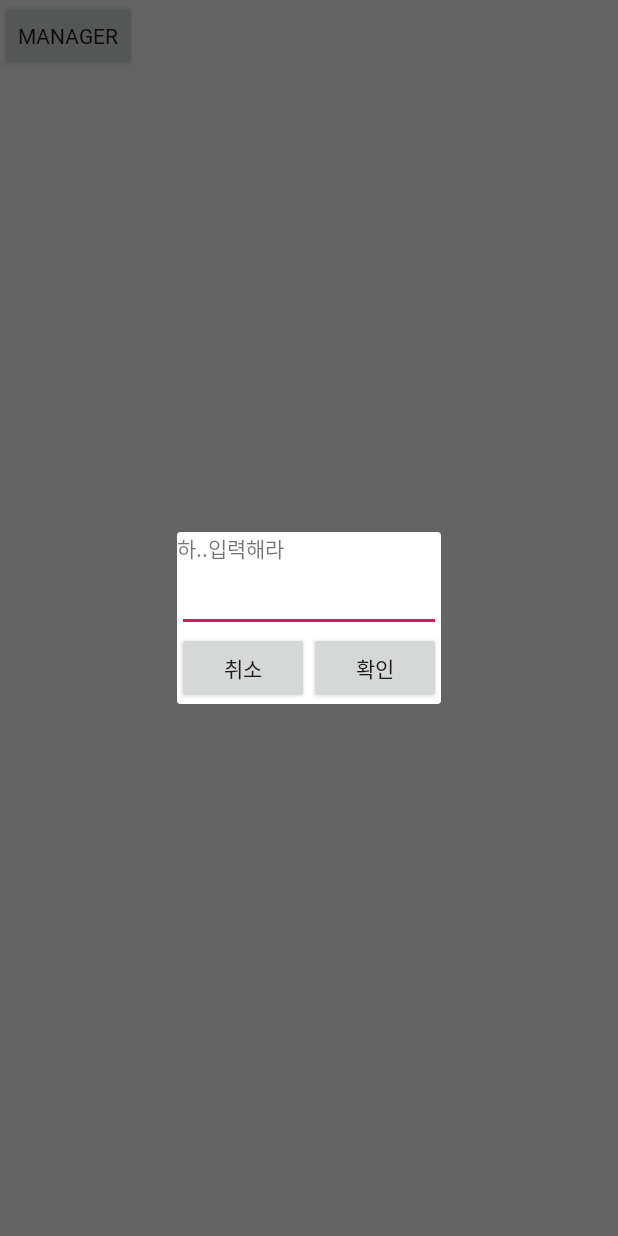
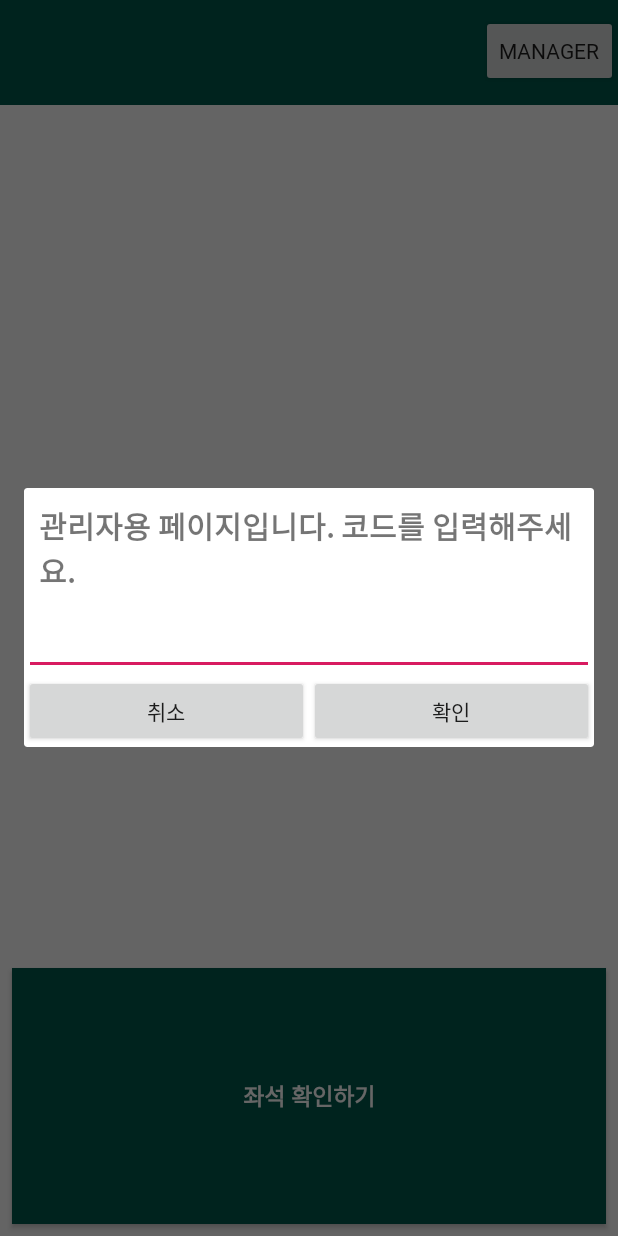
Before and after one commit to seatchecker/SeatChecker, an Android app: the CafeInfoActivity screen opened directly, with no data from a screen before it, after a tap on "MANAGER", on a phone screen of 412 x 824 dp. Run offline under Robolectric (Android 15) with nearby library versions, the phone set to English and light mode, and no system bars; 1 statement that could not run was skipped.

Commit message:
add MD5 Hash function -> checking the input password

```diff
--- a/app/src/main/java/com/caucse/seatchecker/seatchecker/CafeInfoActivity.java
+++ b/app/src/main/java/com/caucse/seatchecker/seatchecker/CafeInfoActivity.java
@@ -7,10 +7,12 @@ import android.os.Bundle;
 import android.view.LayoutInflater;
 import android.view.View;
 import android.widget.Button;
+import android.widget.TextView;
 
 public class CafeInfoActivity extends AppCompatActivity {
 
     private Button btnManager;
+    private TextView tvNameOfCafe;
     @Override
     protected void onCreate(Bundle savedInstanceState) {
         super.onCreate(savedInstanceState);
@@ -19,16 +21,20 @@ public class CafeInfoActivity extends AppCompatActivity {
         Intent intent = getIntent();
         final String name = intent.getStringExtra("name");
         btnManager= findViewById(R.id.btnManager);
+        tvNameOfCafe = findViewById(R.id.tvNameOfCafe);
+        final Cafe curCafe = (Cafe)intent.getSerializableExtra("CAFE");
+        tvNameOfCafe.setText(curCafe.getName());
         btnManager.setOnClickListener(new View.OnClickListener() {
             @Override
             public void onClick(View v) {
 
                 LayoutInflater inflater = (LayoutInflater)getSystemService(Context.LAYOUT_INFLATER_SERVICE);
                 assert inflater != null;
-                View view = inflater.inflate(R.layout.activity_cafe_info, null);
+                View view;
+                view = inflater.inflate(R.layout.activity_cafe_info, null);
                 CustomDialog customDialog = new CustomDialog(view);
 
-                customDialog.callFunction(name);
+                customDialog.callFunction(curCafe);
             }
         });
 
--- a/app/src/main/java/com/caucse/seatchecker/seatchecker/CustomDialog.java
+++ b/app/src/main/java/com/caucse/seatchecker/seatchecker/CustomDialog.java
@@ -3,6 +3,7 @@ package com.caucse.seatchecker.seatchecker;
 import android.app.Dialog;
 import android.content.Context;
 import android.content.Intent;
+import android.os.Handler;
 import android.view.View;
 import android.view.Window;
 import android.widget.Button;
@@ -12,21 +13,33 @@ import android.widget.Toast;
 class CustomDialog {
     private Context context;
     View view;
+    private Dialog dialog;
+    private Cafe cafe;
+
+    private EditText edtPassword;
+    private Button btnOK;
+    private Button btnCancel;
+    private CustomDialog customDialog;
+
+
 
     CustomDialog(View view){
         this.view = view;
         this.context = view.getContext();
+        customDialog = this;
     }
 
-    void callFunction(final String cafeName){
-        final Dialog dialog = new Dialog(context);
+
+    void callFunction(final Cafe cafe){
+        this.cafe = cafe;
+        dialog = new Dialog(context);
         dialog.requestWindowFeature(Window.FEATURE_NO_TITLE);
         dialog.setContentView(R.layout.custom_dialog);
         dialog.show();
 
-        final EditText edtPassword = dialog.findViewById(R.id.edtPassword);
-        final Button btnOK = dialog.findViewById(R.id.btnOK);
-        final Button btnCancel = dialog.findViewById(R.id.btnCancel);
+        edtPassword = dialog.findViewById(R.id.edtPassword);
+        btnOK = dialog.findViewById(R.id.btnOK);
+        btnCancel = dialog.findViewById(R.id.btnCancel);
 
         btnCancel.setOnClickListener(new View.OnClickListener() {
             @Override
@@ -35,21 +48,26 @@ class CustomDialog {
             }
         });
 
+
         btnOK.setOnClickListener(new View.OnClickListener() {
             @Override
             public void onClick(View v) {
                 DBController db = new DBController(view);
-                //if the password is correct
-                if(db.checkManagerPassword(cafeName ,edtPassword.getText().toString())){
-                    Intent intent = new Intent(context,ManagerActivity.class);
-                    intent.putExtra("name",cafeName);
-                    context.startActivity(intent);
-                    dialog.dismiss();
-                }else{
-                    Toast.makeText(context,"비밀번호를 잘못 입력하셨습니다.",Toast.LENGTH_SHORT).show();
-                    edtPassword.setText("");
-                }
+                db.checkManagerPassword(cafe.getName() ,edtPassword.getText().toString(),customDialog );
             }
         });
     }
+
+    void sendWrongMessage(){
+        Toast.makeText(context,"비밀번호를 잘못 입력하셨습니다.",Toast.LENGTH_SHORT).show();
+        edtPassword.setText("");
+
+    }
+
+    void sendActivity(){
+        Intent intent = new Intent(context,ManagerActivity.class);
+        intent.putExtra("CAFE",cafe);
+        context.startActivity(intent);
+        dialog.dismiss();
+    }
 }
--- a/app/src/main/res/layout/activity_cafe_info.xml
+++ b/app/src/main/res/layout/activity_cafe_info.xml
@@ -3,11 +3,43 @@
     xmlns:tools="http://schemas.android.com/tools"
     android:layout_width="match_parent"
     android:layout_height="match_parent"
-    tools:context=".CafeInfoActivity">
+    tools:context=".CafeInfoActivity"
+    android:orientation="vertical">
+
+    <FrameLayout
+        android:layout_width="match_parent"
+        android:layout_height="0dp"
+        android:layout_weight="3">
+
+        <TextView
+            android:id="@+id/tvNameOfCafe"
+            android:layout_width="match_parent"
+            android:layout_height="70dp"
+            android:background="@color/colorPrimaryDark"
+            android:textSize="20sp"
+            android:paddingStart="10dp"
+            android:textStyle="bold"
+            android:textColor="@color/white"
+            android:gravity="center_vertical" />
+        <Button
+            android:layout_width="wrap_content"
+            android:layout_height="wrap_content"
+            android:layout_gravity="right"
+            android:layout_marginTop="10dp"
+            android:id="@+id/btnManager"
+            android:text="@string/manager"/>
+    </FrameLayout>
+
     <Button
-        android:layout_width="wrap_content"
-        android:layout_height="wrap_content"
-        android:id="@+id/btnManager"
-        android:text="@string/manager"/>
+       android:layout_width="match_parent"
+       android:layout_height="0dp"
+       android:layout_weight="0.8"
+       android:layout_margin="8dp"
+       android:background="@color/colorPrimaryDark"
+       android:text="@string/CheckingSeat"
+       android:textStyle="bold"
+       android:textSize="15sp"
+       android:textColor="@color/white"/>
+
 
 </LinearLayout>
--- a/app/src/main/res/layout/custom_dialog.xml
+++ b/app/src/main/res/layout/custom_dialog.xml
@@ -7,11 +7,17 @@
     <TextView
         android:layout_width="match_parent"
         android:layout_height="wrap_content"
-        android:text="하..입력해라"/>
+        android:textStyle="bold"
+        android:textSize="20sp"
+        android:layout_margin="10dp"
+        android:text="@string/ManagerMessage"/>
     <EditText
+        android:padding="10dp"
         android:layout_width="match_parent"
         android:layout_height="wrap_content"
-        android:id="@+id/edtPassword"/>
+        android:id="@+id/edtPassword"
+        android:inputType="textPassword"
+         />
 
     <LinearLayout
         android:layout_width="match_parent"
@@ -29,7 +35,7 @@
             android:layout_width="0dp"
             android:layout_height="wrap_content"
             android:layout_weight="1"
-            android:text="확인"
+            android:text="@string/Check"
             android:id="@+id/btnOK"/>
     </LinearLayout>
 </LinearLayout>
--- a/app/src/main/res/values/strings.xml
+++ b/app/src/main/res/values/strings.xml
@@ -2,5 +2,7 @@
     <string name="app_name">SeatChecker</string>
     <string name="manager">manager</string>
     <string name="check">확인</string>
-    <string name="Cancel">취소</string>
+    <string name="CheckingSeat">좌석 확인하기</string>
+    <string name="Check">확인</string>
+    <string name="ManagerMessage">관리자용 페이지입니다. 코드를 입력해주세요.</string>
 </resources>
```
Also changed, not shown: app/src/main/java/com/caucse/seatchecker/seatchecker/Cafe.java (+12 -14 lines), app/src/main/java/com/caucse/seatchecker/seatchecker/CafeListAdapter.java (+7 -1 lines), app/src/main/java/com/caucse/seatchecker/seatchecker/DBController.java (+40 -14 lines).
